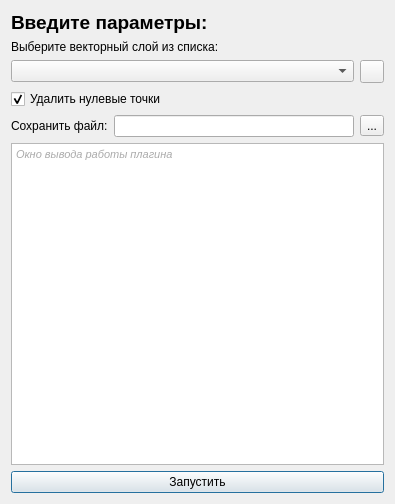
Before: the Qt Designer form bpla_plugin_flights_dialog_base.ui in vedmitt/Argest, drawn with Qt 5.
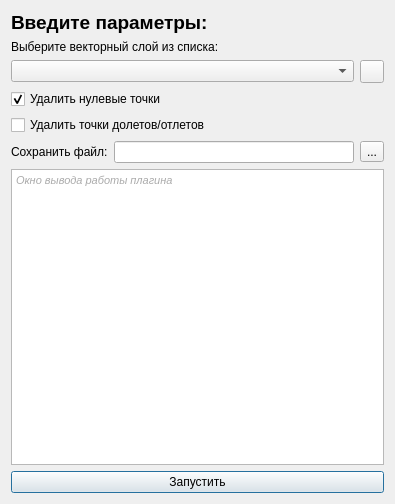
After: the same form once the commit is applied. Icons and pictures are not drawn.

Diff of the .ui file:
```diff
--- a/bpla_plugin_flights_dialog_base.ui
+++ b/bpla_plugin_flights_dialog_base.ui
@@ -63,6 +63,13 @@
      </property>
     </widget>
    </item>
+   <item>
+    <widget class="QCheckBox" name="checkBox_delete">
+     <property name="text">
+      <string>Удалить точки долетов/отлетов</string>
+     </property>
+    </widget>
+   </item>
    <item>
     <layout class="QHBoxLayout" name="horizontalLayout">
      <item>
```
